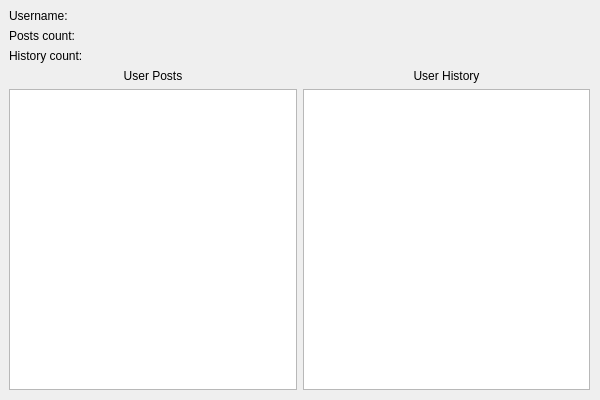
This is userprofilewindow.ui in Angry-Maid/CourseExplainer as Qt 5 draws it before an edit. The edited form follows.
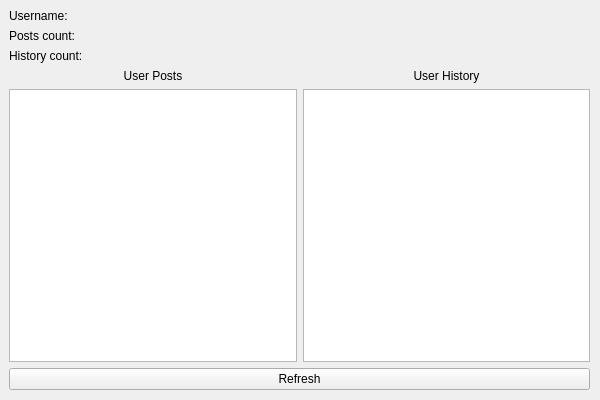
This is the edited form.

Commit message: Fixes for Post Window

Diff of the .ui file:
```diff
--- a/userprofilewindow.ui
+++ b/userprofilewindow.ui
@@ -120,6 +120,13 @@
        </item>
       </layout>
      </item>
+     <item>
+      <widget class="QPushButton" name="updateButton">
+       <property name="text">
+        <string>Refresh</string>
+       </property>
+      </widget>
+     </item>
     </layout>
    </widget>
   </widget>
```
The commit also changes 7 other files.
